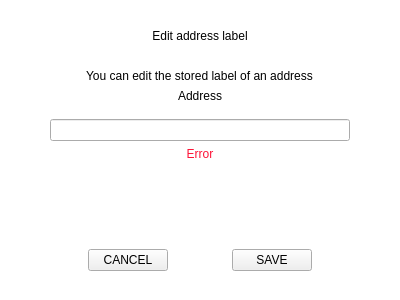
This is src/qt/veil/forms/updateaddress.ui in Veil-Project/veil as Qt 5 draws it before an edit. The edited form follows.
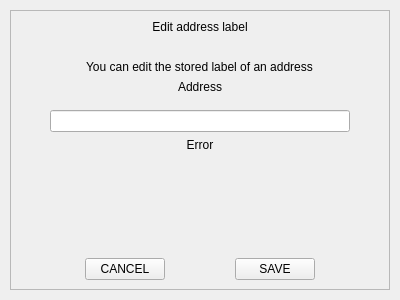
This is the edited form.

```diff
--- a/src/qt/veil/forms/updateaddress.ui
+++ b/src/qt/veil/forms/updateaddress.ui
@@ -13,11 +13,6 @@
   <property name="windowTitle">
    <string>Form</string>
   </property>
-  <property name="styleSheet">
-   <string notr="true">#UpdateAddress{
-	background-color:transparent;
-}</string>
-  </property>
   <layout class="QVBoxLayout" name="verticalLayout">
    <property name="leftMargin">
     <number>10</number>
@@ -36,13 +31,6 @@
      <property name="autoFillBackground">
       <bool>false</bool>
      </property>
-     <property name="styleSheet">
-      <string notr="true">#frame{
-  background-color: white;
-  padding: 10px 10px 10px 10px;
-  border-radius: 20px;
-}</string>
-     </property>
      <property name="frameShape">
       <enum>QFrame::StyledPanel</enum>
      </property>
@@ -58,9 +46,6 @@
           <height>40</height>
          </size>
         </property>
-        <property name="styleSheet">
-         <string notr="true"/>
-        </property>
         <property name="text">
          <string>Edit address label</string>
         </property>
@@ -132,9 +117,6 @@
           <height>16777215</height>
          </size>
         </property>
-        <property name="styleSheet">
-         <string notr="true"/>
-        </property>
         <property name="alignment">
          <set>Qt::AlignCenter</set>
         </property>
@@ -142,9 +124,6 @@
       </item>
       <item>
        <widget class="QLabel" name="errorMessage">
-        <property name="styleSheet">
-         <string notr="true">color:#fd1337;</string>
-        </property>
         <property name="text">
          <string>Error</string>
         </property>
@@ -186,9 +165,6 @@
           <property name="focusPolicy">
            <enum>Qt::NoFocus</enum>
           </property>
-          <property name="styleSheet">
-           <string notr="true"/>
-          </property>
           <property name="text">
            <string>CANCEL</string>
           </property>
@@ -212,9 +188,6 @@
           <property name="focusPolicy">
            <enum>Qt::NoFocus</enum>
           </property>
-          <property name="styleSheet">
-           <string notr="true"/>
-          </property>
           <property name="text">
            <string>SAVE</string>
           </property>
```
